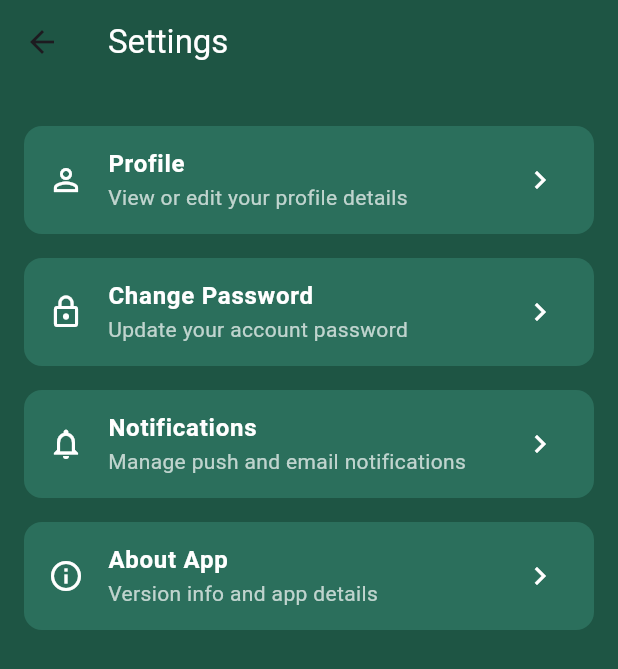
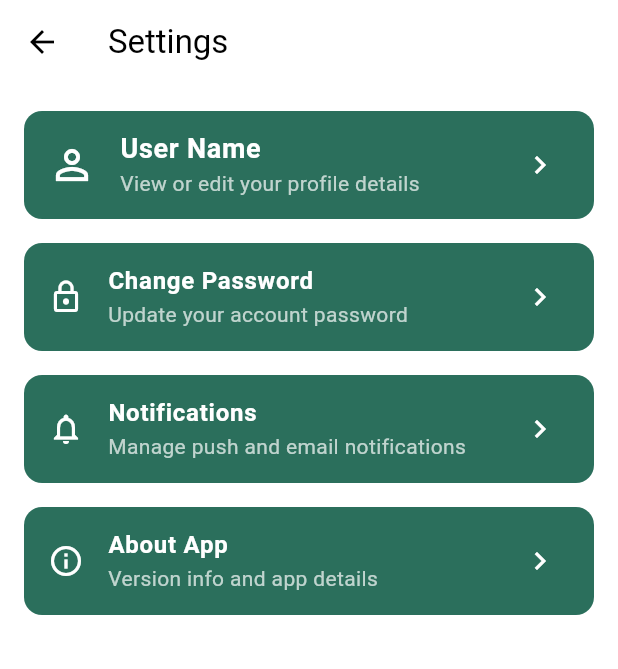
Before and after one commit to arshuvocse/lastappsflutter, a Flutter app: the SettingsView screen opened directly, on a phone screen of 412 x 824 dp. Shown: the top 669 px of the screen. Run offline on Flutter 3.47's test engine with Material 3 defaults, Android fonts, the phone set to English and light mode, and no system bars; our stand-ins replace animated_text_kit, go_router, sqflite; accounts and stored records are empty.

Commit message:
feat: Update settings page design

```diff
--- a/lib/view/settings_view.dart
+++ b/lib/view/settings_view.dart
@@ -7,19 +7,21 @@ class SettingsView extends StatelessWidget {
   @override
   Widget build(BuildContext context) {
     return Scaffold(
-      backgroundColor: const Color(0xFF1E5544),
+      backgroundColor: Colors.white,
       appBar: AppBar(
-        title: const Text('Settings', style: TextStyle(color: Colors.white)),
-        backgroundColor: const Color(0xFF1E5544),
+        title: const Text('Settings', style: TextStyle(color: Colors.black)),
+        backgroundColor: Colors.white,
+        foregroundColor: Colors.black, // This sets the back arrow color
         elevation: 0,
       ),
       body: ListView(
+        padding: const EdgeInsets.symmetric(vertical: 10),
         children: const [
-          SizedBox(height: 20),
           SettingsListItem(
             icon: Icons.person_outline,
-            title: 'Profile',
+            title: 'User Name', // Changed from Profile to User Name
             subtitle: 'View or edit your profile details',
+            isHeader: true,
           ),
           SettingsListItem(
             icon: Icons.lock_outline,
@@ -46,12 +48,14 @@ class SettingsListItem extends StatelessWidget {
   final IconData icon;
   final String title;
   final String subtitle;
+  final bool isHeader;
 
   const SettingsListItem({
     super.key,
     required this.icon,
     required this.title,
     required this.subtitle,
+    this.isHeader = false,
   });
 
   @override
@@ -63,8 +67,15 @@ class SettingsListItem extends StatelessWidget {
         borderRadius: BorderRadius.circular(12),
       ),
       child: ListTile(
-        leading: Icon(icon, color: Colors.white),
-        title: Text(title, style: const TextStyle(color: Colors.white, fontWeight: FontWeight.bold)),
+        leading: Icon(icon, color: Colors.white, size: isHeader ? 32 : 24),
+        title: Text(
+          title,
+          style: TextStyle(
+            color: Colors.white,
+            fontWeight: FontWeight.bold,
+            fontSize: isHeader ? 18 : 16,
+          ),
+        ),
         subtitle: Text(subtitle, style: const TextStyle(color: Colors.white70)),
         trailing: const Icon(Icons.chevron_right, color: Colors.white),
         onTap: () {
```
